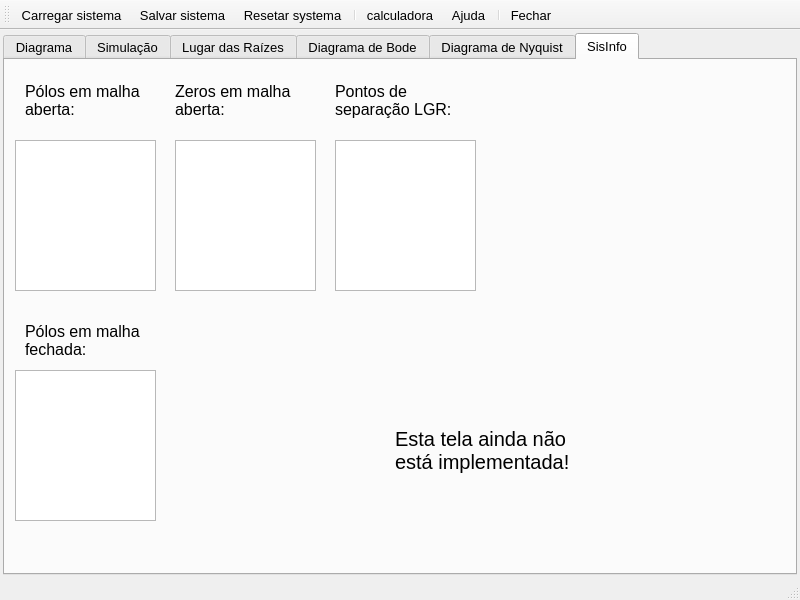
Above: MainWindow.ui from miguelmoreto/labcontrole before the change. Below: the same form after it.
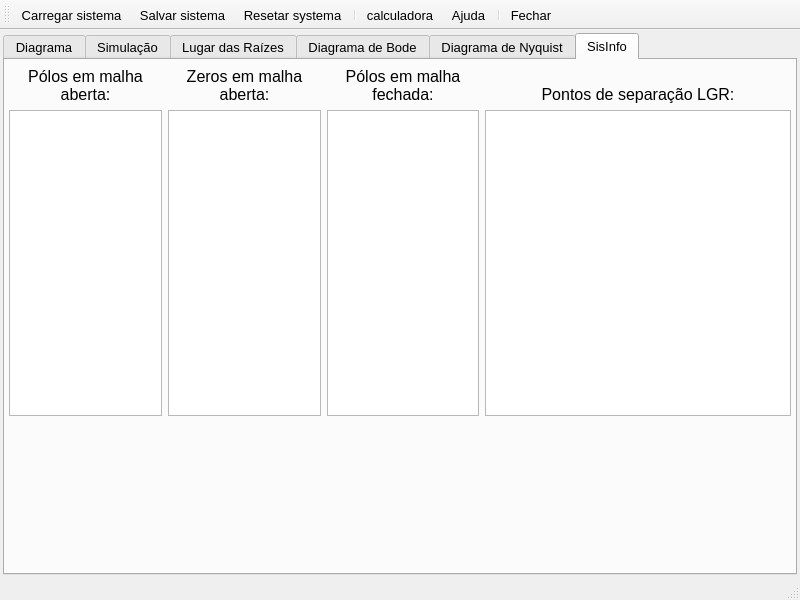
That is the form after the change. The open tabs and pages were chosen to show the change. Icons and pictures are not drawn. Custom widgets are drawn as their Qt base class.

Commit message: Added SisInfo screen and methods to calculate separation points and roots. Updated UI.

The edit to the form file:
```diff
--- a/MainWindow.ui
+++ b/MainWindow.ui
@@ -3442,61 +3442,18 @@
        <attribute name="title">
         <string>SisInfo</string>
        </attribute>
-       <widget class="QLabel" name="labelInfoCLpoles">
-        <property name="geometry">
-         <rect>
-          <x>20</x>
-          <y>260</y>
-          <width>121</width>
-          <height>41</height>
-         </rect>
+       <layout class="QHBoxLayout" name="horizontalLayout_7" stretch="1,1,1,2">
+        <property name="margin">
+         <number>4</number>
         </property>
-        <property name="minimumSize">
-         <size>
-          <width>0</width>
-          <height>20</height>
-         </size>
-        </property>
-        <property name="maximumSize">
-         <size>
-          <width>16777215</width>
-          <height>100</height>
-         </size>
-        </property>
-        <property name="font">
-         <font>
-          <pointsize>12</pointsize>
-         </font>
-        </property>
-        <property name="lineWidth">
-         <number>0</number>
-        </property>
-        <property name="midLineWidth">
-         <number>0</number>
-        </property>
-        <property name="text">
-         <string>Pólos em malha fechada:</string>
-        </property>
-        <property name="alignment">
-         <set>Qt::AlignLeading|Qt::AlignLeft|Qt::AlignVCenter</set>
-        </property>
-        <property name="wordWrap">
-         <bool>true</bool>
-        </property>
-       </widget>
+        <item>
+         <layout class="QVBoxLayout" name="verticalLayout_OLpoles" stretch="0,4,2">
+          <item>
        <widget class="QLabel" name="labelInfoOLpoles">
-        <property name="geometry">
-         <rect>
-          <x>20</x>
-          <y>20</y>
-          <width>121</width>
-          <height>41</height>
-         </rect>
-        </property>
         <property name="minimumSize">
          <size>
           <width>0</width>
-          <height>20</height>
+              <height>40</height>
          </size>
         </property>
         <property name="maximumSize">
@@ -3520,35 +3477,48 @@
          <string>Pólos em malha aberta:</string>
         </property>
         <property name="alignment">
-         <set>Qt::AlignLeading|Qt::AlignLeft|Qt::AlignVCenter</set>
+             <set>Qt::AlignBottom|Qt::AlignHCenter</set>
         </property>
         <property name="wordWrap">
          <bool>true</bool>
         </property>
        </widget>
+          </item>
+          <item>
        <widget class="QListWidget" name="listWidgetOLpoles">
-        <property name="geometry">
-         <rect>
-          <x>10</x>
-          <y>80</y>
-          <width>141</width>
-          <height>151</height>
-         </rect>
-        </property>
-       </widget>
+            <property name="font">
+             <font>
+              <family>MS Shell Dlg 2</family>
+              <pointsize>12</pointsize>
+              <weight>75</weight>
+              <bold>true</bold>
+             </font>
+            </property>
+           </widget>
+          </item>
+          <item>
+           <spacer name="verticalSpacer_16">
+            <property name="orientation">
+             <enum>Qt::Vertical</enum>
+            </property>
+            <property name="sizeHint" stdset="0">
+             <size>
+              <width>20</width>
+              <height>40</height>
+             </size>
+            </property>
+           </spacer>
+          </item>
+         </layout>
+        </item>
+        <item>
+         <layout class="QVBoxLayout" name="verticalLayout_OLzeros" stretch="0,4,2">
+          <item>
        <widget class="QLabel" name="labelInfoOLzeros">
-        <property name="geometry">
-         <rect>
-          <x>170</x>
-          <y>20</y>
-          <width>121</width>
-          <height>41</height>
-         </rect>
-        </property>
         <property name="minimumSize">
          <size>
           <width>0</width>
-          <height>20</height>
+              <height>40</height>
          </size>
         </property>
         <property name="maximumSize">
@@ -3572,45 +3542,116 @@
          <string>Zeros em malha aberta:</string>
         </property>
         <property name="alignment">
-         <set>Qt::AlignLeading|Qt::AlignLeft|Qt::AlignVCenter</set>
+             <set>Qt::AlignBottom|Qt::AlignHCenter</set>
         </property>
         <property name="wordWrap">
          <bool>true</bool>
         </property>
        </widget>
+          </item>
+          <item>
        <widget class="QListWidget" name="listWidgetOLzeros">
-        <property name="geometry">
-         <rect>
-          <x>170</x>
-          <y>80</y>
-          <width>141</width>
-          <height>151</height>
-         </rect>
-        </property>
-       </widget>
+            <property name="font">
+             <font>
+              <family>MS Shell Dlg 2</family>
+              <pointsize>12</pointsize>
+              <weight>75</weight>
+              <bold>true</bold>
+             </font>
+            </property>
+           </widget>
+          </item>
+          <item>
+           <spacer name="verticalSpacer_17">
+            <property name="orientation">
+             <enum>Qt::Vertical</enum>
+            </property>
+            <property name="sizeHint" stdset="0">
+             <size>
+              <width>20</width>
+              <height>40</height>
+             </size>
+            </property>
+           </spacer>
+          </item>
+         </layout>
+        </item>
+        <item>
+         <layout class="QVBoxLayout" name="verticalLayout_CLpoles" stretch="0,4,2">
+          <item>
+           <widget class="QLabel" name="labelInfoCLpoles">
+            <property name="minimumSize">
+             <size>
+              <width>0</width>
+              <height>40</height>
+             </size>
+            </property>
+            <property name="maximumSize">
+             <size>
+              <width>16777215</width>
+              <height>100</height>
+             </size>
+            </property>
+            <property name="font">
+             <font>
+              <pointsize>12</pointsize>
+             </font>
+            </property>
+            <property name="lineWidth">
+             <number>0</number>
+            </property>
+            <property name="midLineWidth">
+             <number>0</number>
+            </property>
+            <property name="text">
+             <string>Pólos em malha fechada:</string>
+            </property>
+            <property name="alignment">
+             <set>Qt::AlignBottom|Qt::AlignHCenter</set>
+            </property>
+            <property name="wordWrap">
+             <bool>true</bool>
+            </property>
+           </widget>
+          </item>
+          <item>
        <widget class="QListWidget" name="listWidgetCLpoles">
-        <property name="geometry">
-         <rect>
-          <x>10</x>
-          <y>310</y>
-          <width>141</width>
-          <height>151</height>
-         </rect>
-        </property>
-       </widget>
+            <property name="font">
+             <font>
+              <family>MS Shell Dlg 2</family>
+              <pointsize>12</pointsize>
+              <weight>75</weight>
+              <bold>true</bold>
+             </font>
+            </property>
+            <property name="autoFillBackground">
+             <bool>false</bool>
+            </property>
+           </widget>
+          </item>
+          <item>
+           <spacer name="verticalSpacer_18">
+            <property name="orientation">
+             <enum>Qt::Vertical</enum>
+            </property>
+            <property name="sizeHint" stdset="0">
+             <size>
+              <width>20</width>
+              <height>40</height>
+             </size>
+            </property>
+           </spacer>
+          </item>
+         </layout>
+        </item>
+        <item>
+         <layout class="QVBoxLayout" name="verticalLayout_Sep" stretch="0,4,2">
+          <item>
        <widget class="QLabel" name="labelInfoRLpoints">
-        <property name="geometry">
-         <rect>
-          <x>330</x>
-          <y>20</y>
-          <width>121</width>
-          <height>41</height>
-         </rect>
-        </property>
         <property name="minimumSize">
          <size>
           <width>0</width>
-          <height>20</height>
+              <height>40</height>
          </size>
         </property>
         <property name="maximumSize">
@@ -3634,43 +3675,41 @@
          <string>Pontos de separação LGR:</string>
         </property>
         <property name="alignment">
-         <set>Qt::AlignLeading|Qt::AlignLeft|Qt::AlignVCenter</set>
+             <set>Qt::AlignBottom|Qt::AlignHCenter</set>
         </property>
         <property name="wordWrap">
          <bool>true</bool>
         </property>
        </widget>
+          </item>
+          <item>
        <widget class="QListWidget" name="listWidgetRLpoints">
-        <property name="geometry">
-         <rect>
-          <x>330</x>
-          <y>80</y>
-          <width>141</width>
-          <height>151</height>
-         </rect>
-        </property>
-       </widget>
-       <widget class="QLabel" name="label">
-        <property name="geometry">
-         <rect>
-          <x>390</x>
-          <y>360</y>
-          <width>211</width>
-          <height>61</height>
-         </rect>
-        </property>
         <property name="font">
          <font>
-          <pointsize>15</pointsize>
-         </font>
-        </property>
-        <property name="text">
-         <string>Esta tela ainda não está implementada!</string>
-        </property>
-        <property name="wordWrap">
-         <bool>true</bool>
-        </property>
-       </widget>
+              <family>MS Shell Dlg 2</family>
+              <pointsize>12</pointsize>
+              <weight>75</weight>
+              <bold>true</bold>
+             </font>
+            </property>
+           </widget>
+          </item>
+          <item>
+           <spacer name="verticalSpacer_19">
+            <property name="orientation">
+             <enum>Qt::Vertical</enum>
+            </property>
+            <property name="sizeHint" stdset="0">
+             <size>
+              <width>20</width>
+              <height>40</height>
+             </size>
+            </property>
+           </spacer>
+          </item>
+         </layout>
+        </item>
+       </layout>
       </widget>
      </widget>
     </item>
```
Left out of the diff: 2 changed lines with no effect on the pictures. Lines whose indentation alone changed are shown as unchanged. The commit also changes 4 other files.
